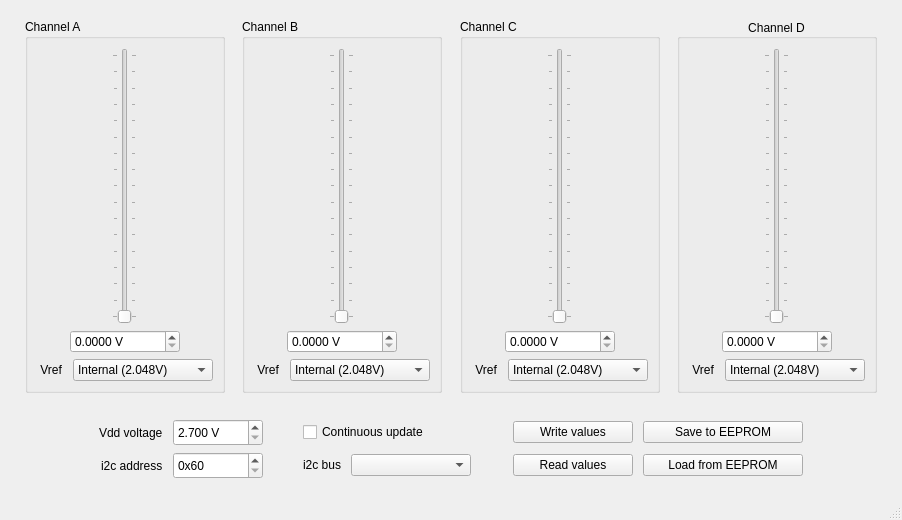
Old version of the form MCP4728_GUI/MainWindow.ui in the repository lucanastasio/TunableFilter.
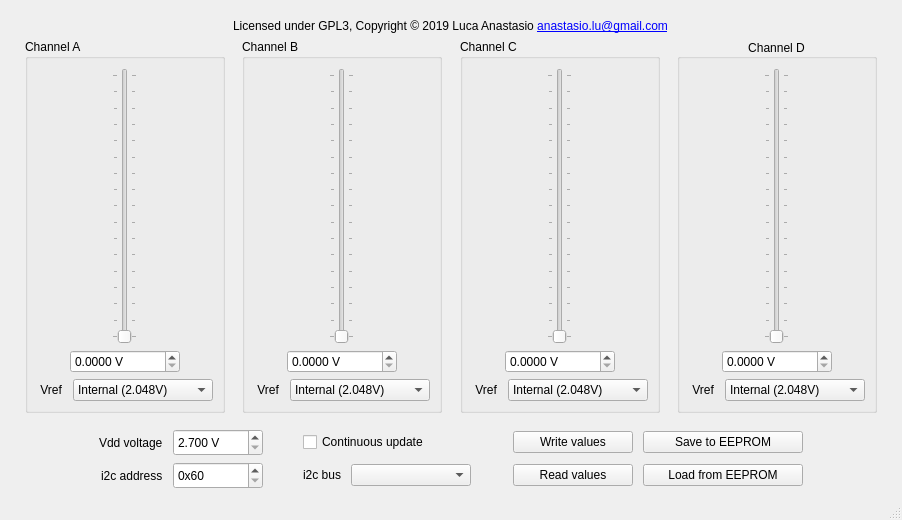
New version of the form. Custom widgets are drawn as their Qt base class.

What changed in the file:
```diff
--- a/MCP4728_GUI/MainWindow.ui
+++ b/MCP4728_GUI/MainWindow.ui
@@ -60,8 +60,19 @@
        <number>10</number>
       </property>
       <property name="bottomMargin">
-       <number>10</number>
+       <number>0</number>
       </property>
+      <item>
+       <layout class="QHBoxLayout" name="horizontalLayout_14">
+        <item alignment="Qt::AlignHCenter">
+         <widget class="QLabel" name="label_6">
+          <property name="text">
+           <string>&lt;html&gt;&lt;head/&gt;&lt;body&gt;&lt;p&gt;Licensed under GPL3, Copyright © 2019 Luca Anastasio &lt;a href=&quot;mailto:anastasio.lu@gmail.com&quot;&gt;&lt;span style=&quot; text-decoration: underline; color:#0000ff;&quot;&gt;anastasio.lu@gmail.com&lt;/span&gt;&lt;/a&gt;&lt;/p&gt;&lt;/body&gt;&lt;/html&gt;</string>
+          </property>
+         </widget>
+        </item>
+       </layout>
+      </item>
       <item>
        <layout class="QHBoxLayout" name="horizontalLayout">
         <item alignment="Qt::AlignHCenter">
@@ -619,7 +630,7 @@
         <property name="sizeHint" stdset="0">
          <size>
           <width>20</width>
-          <height>20</height>
+          <height>10</height>
          </size>
         </property>
        </spacer>
```
Left out of the diff: 36 changed lines with no effect on the pictures.
